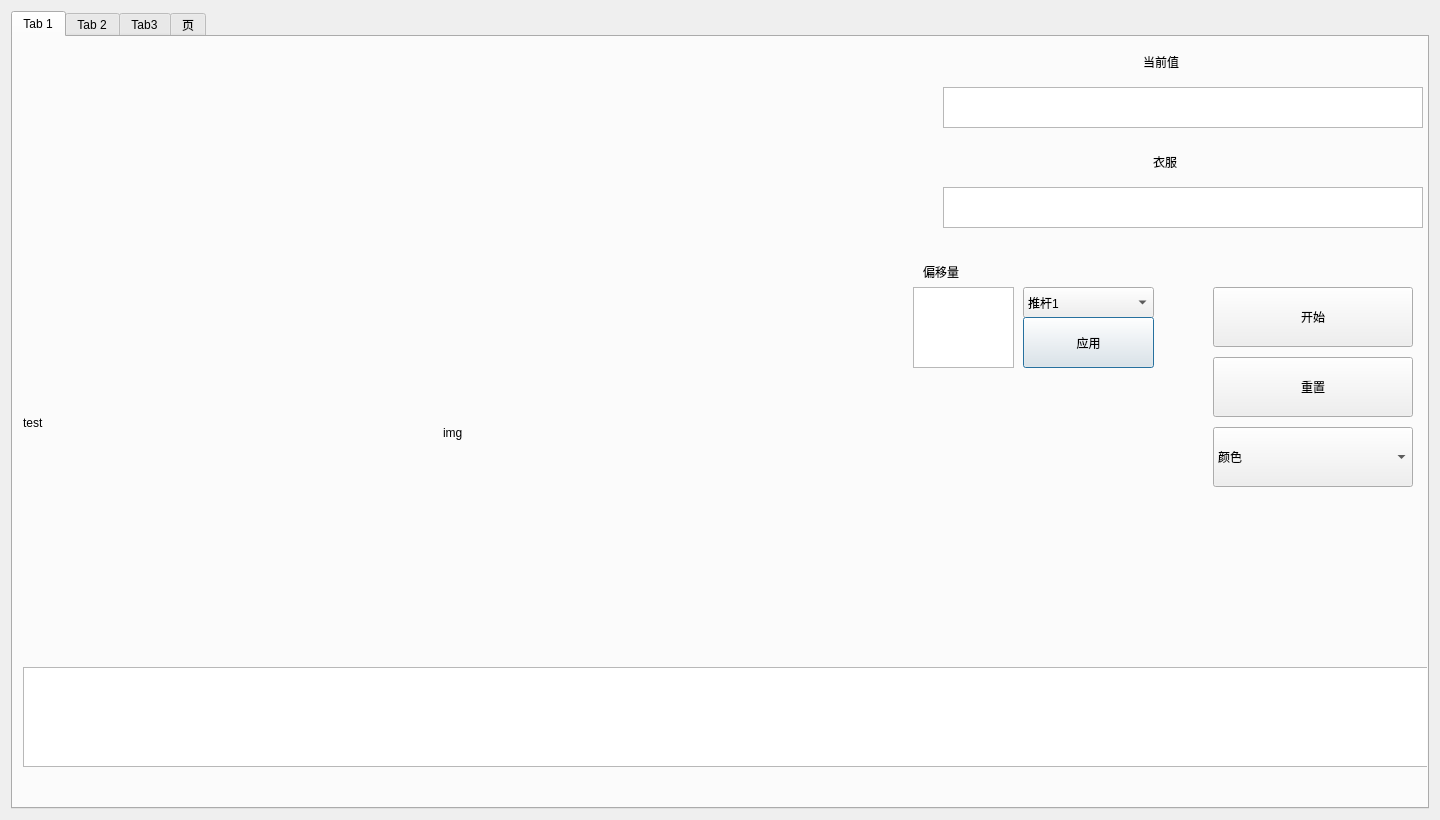
This is main_form.ui in JIYIC-P/Smart-Clothing-Sorting-System as Qt 5 draws it before an edit. The edited form follows.
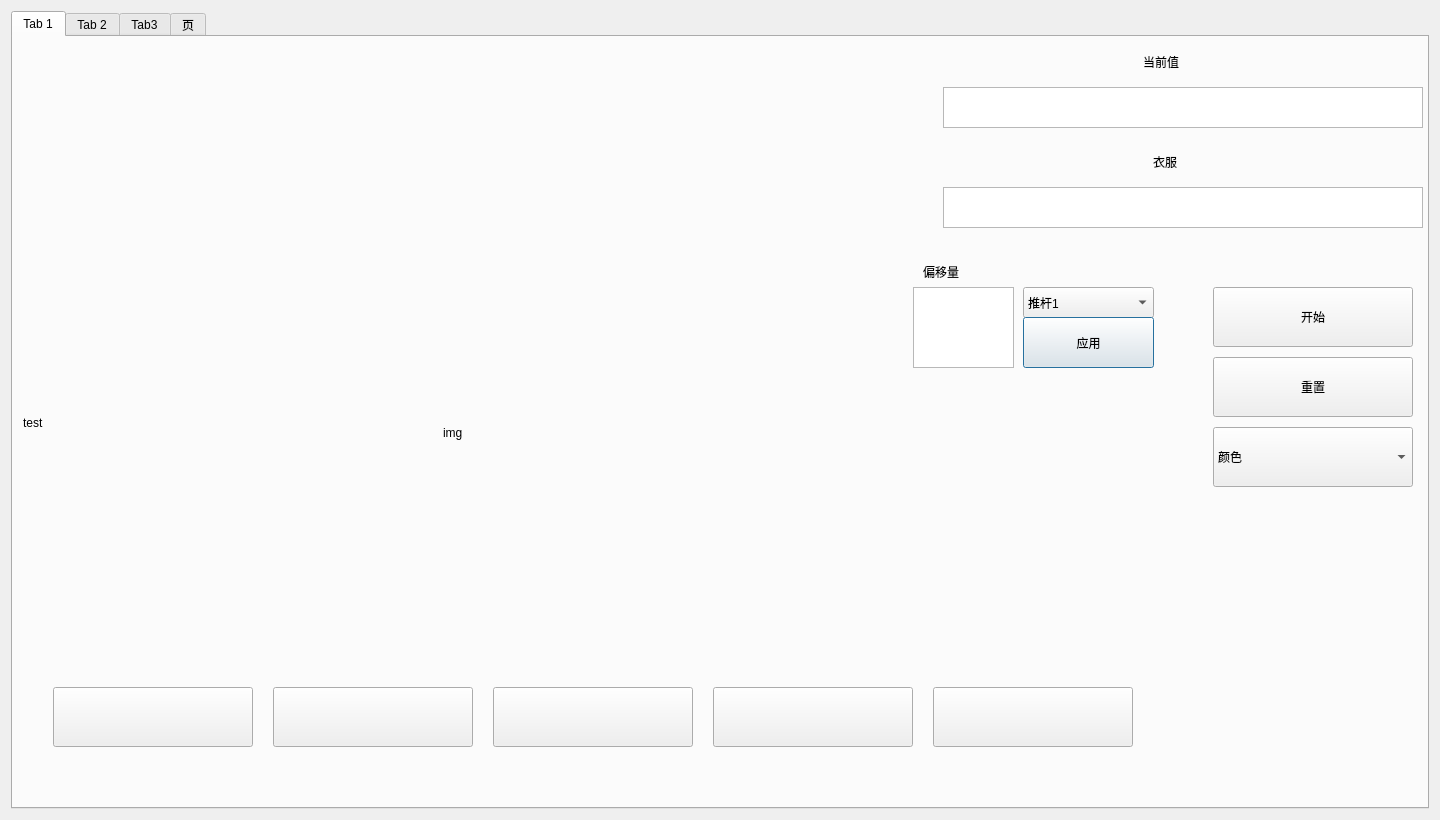
This is the edited form.

Diff of the .ui file:
```diff
--- a/main_form.ui
+++ b/main_form.ui
@@ -282,22 +282,6 @@
         <string>当前值</string>
        </property>
       </widget>
-      <widget class="QTextEdit" name="txt_hsv_3">
-       <property name="geometry">
-        <rect>
-         <x>10</x>
-         <y>630</y>
-         <width>1440</width>
-         <height>100</height>
-        </rect>
-       </property>
-       <property name="sizePolicy">
-        <sizepolicy hsizetype="Fixed" vsizetype="Fixed">
-         <horstretch>0</horstretch>
-         <verstretch>0</verstretch>
-        </sizepolicy>
-       </property>
-      </widget>
       <widget class="QLabel" name="label_6">
        <property name="geometry">
         <rect>
@@ -311,6 +295,131 @@
         <string>偏移量</string>
        </property>
       </widget>
+      <widget class="QPushButton" name="btn_motor_color_1">
+       <property name="geometry">
+        <rect>
+         <x>40</x>
+         <y>650</y>
+         <width>200</width>
+         <height>60</height>
+        </rect>
+       </property>
+       <property name="sizePolicy">
+        <sizepolicy hsizetype="Maximum" vsizetype="Maximum">
+         <horstretch>0</horstretch>
+         <verstretch>0</verstretch>
+        </sizepolicy>
+       </property>
+       <property name="minimumSize">
+        <size>
+         <width>200</width>
+         <height>60</height>
+        </size>
+       </property>
+       <property name="text">
+        <string/>
+       </property>
+      </widget>
+      <widget class="QPushButton" name="btn_motor_color_2">
+       <property name="geometry">
+        <rect>
+         <x>260</x>
+         <y>650</y>
+         <width>200</width>
+         <height>60</height>
+        </rect>
+       </property>
+       <property name="sizePolicy">
+        <sizepolicy hsizetype="Maximum" vsizetype="Maximum">
+         <horstretch>0</horstretch>
+         <verstretch>0</verstretch>
+        </sizepolicy>
+       </property>
+       <property name="minimumSize">
+        <size>
+         <width>200</width>
+         <height>60</height>
+        </size>
+       </property>
+       <property name="text">
+        <string/>
+       </property>
+      </widget>
+      <widget class="QPushButton" name="btn_motor_color_3">
+       <property name="geometry">
+        <rect>
+         <x>480</x>
+         <y>650</y>
+         <width>200</width>
+         <height>60</height>
+        </rect>
+       </property>
+       <property name="sizePolicy">
+        <sizepolicy hsizetype="Maximum" vsizetype="Maximum">
+         <horstretch>0</horstretch>
+         <verstretch>0</verstretch>
+        </sizepolicy>
+       </property>
+       <property name="minimumSize">
+        <size>
+         <width>200</width>
+         <height>60</height>
+        </size>
+       </property>
+       <property name="text">
+        <string/>
+       </property>
+      </widget>
+      <widget class="QPushButton" name="btn_motor_color_4">
+       <property name="geometry">
+        <rect>
+         <x>920</x>
+         <y>650</y>
+         <width>200</width>
+         <height>60</height>
+        </rect>
+       </property>
+       <property name="sizePolicy">
+        <sizepolicy hsizetype="Maximum" vsizetype="Maximum">
+         <horstretch>0</horstretch>
+         <verstretch>0</verstretch>
+        </sizepolicy>
+       </property>
+       <property name="minimumSize">
+        <size>
+         <width>200</width>
+         <height>60</height>
+        </size>
+       </property>
+       <property name="text">
+        <string/>
+       </property>
+      </widget>
+      <widget class="QPushButton" name="btn_motor_color_5">
+       <property name="geometry">
+        <rect>
+         <x>700</x>
+         <y>650</y>
+         <width>200</width>
+         <height>60</height>
+        </rect>
+       </property>
+       <property name="sizePolicy">
+        <sizepolicy hsizetype="Maximum" vsizetype="Maximum">
+         <horstretch>0</horstretch>
+         <verstretch>0</verstretch>
+        </sizepolicy>
+       </property>
+       <property name="minimumSize">
+        <size>
+         <width>200</width>
+         <height>60</height>
+        </size>
+       </property>
+       <property name="text">
+        <string/>
+       </property>
+      </widget>
      </widget>
      <widget class="QWidget" name="tab_2">
       <attribute name="title">
```
Left out of the diff: 2 changed lines with no effect on the pictures.
